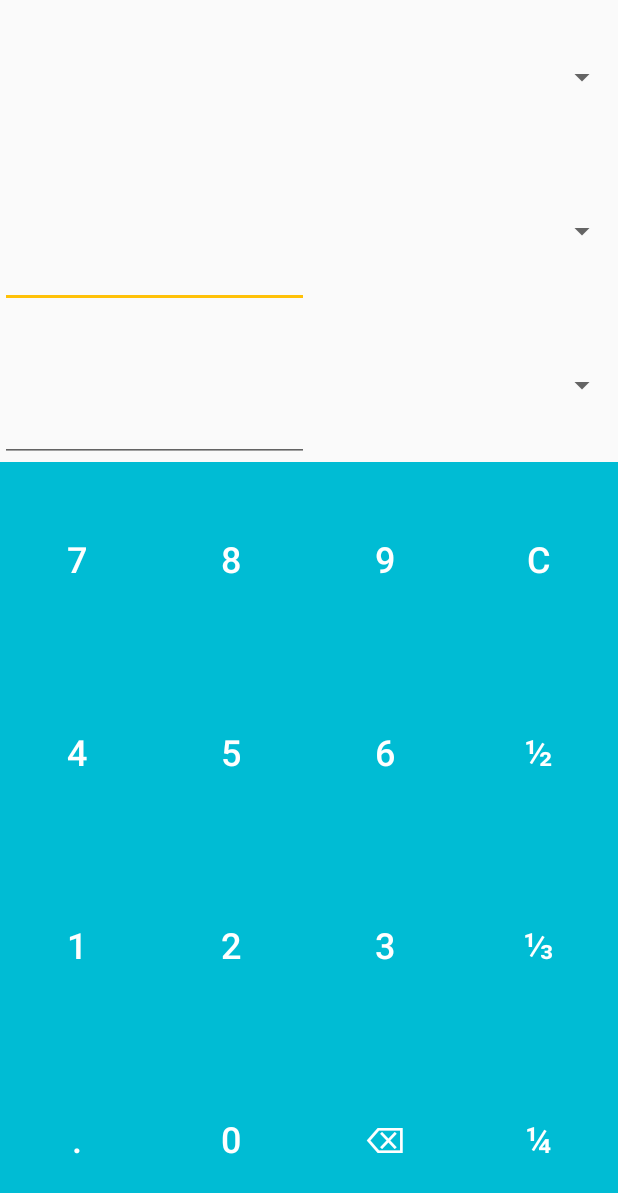
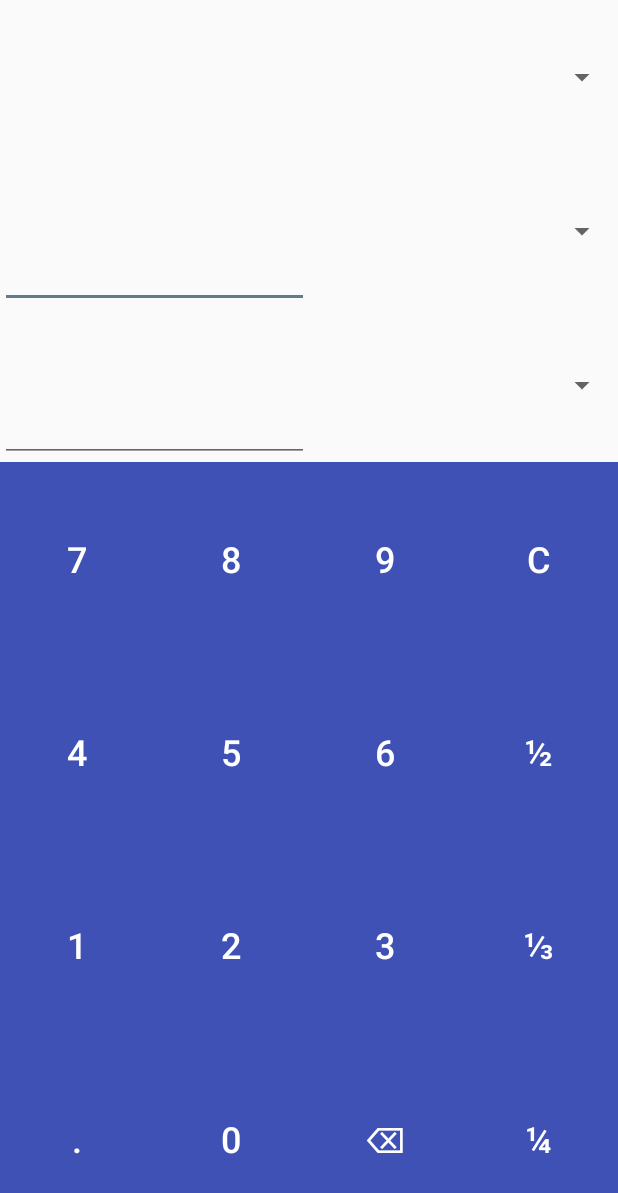
Before and after one commit to sudonatalie/cupful-android, an Android app: the layout activity_main.xml on its own in the app's theme, with its tools: preview values and no code run, on a phone screen of 412 x 824 dp. Shown: the top 1193 px of the screen. Run offline under Robolectric (Android 15) with nearby library versions, the phone set to English and light mode, and no system bars; plain views replace SearchableSpinner.

Commit message:
Change colour palette to ingigo/blue-grey

```diff
--- a/app/src/main/res/values/colors.xml
+++ b/app/src/main/res/values/colors.xml
@@ -1,10 +1,10 @@
 <?xml version="1.0" encoding="utf-8"?>
 <resources>
-    <!-- Colour palette: https://www.materialpalette.com/cyan/amber -->
-    <color name="colorPrimary">#00BCD4</color>
-    <color name="colorPrimaryDark">#0097A7</color>
-    <color name="colorAccent">#FFC107</color>
-    <color name="colorPrimaryLight">#B2EBF2</color>
+    <!-- Palette generated by Material Palette - materialpalette.com/indigo/blue-grey -->
+    <color name="colorPrimary">#3F51B5</color>
+    <color name="colorPrimaryDark">#303F9F</color>
+    <color name="colorPrimaryLight">#C5CAE9</color>
+    <color name="colorAccent">#607D8B</color>
     <color name="colorPrimaryText">#212121</color>
     <color name="colorSecondaryText">#757575</color>
     <color name="colorIcons">#FFFFFF</color>
```
